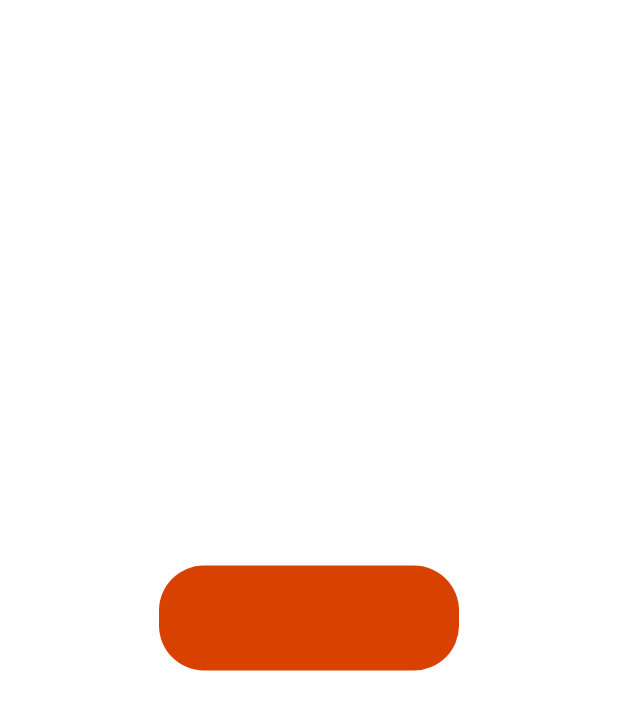
After one commit to matheusgalvao1/btvcred, a Flutter app: the Type screen opened directly, on a phone screen of 412 x 824 dp. The commit adds this screen. Shown: the top 710 px of the screen. Run offline on Flutter 3.47's test engine with Material 2 defaults, Android fonts, the phone set to English and light mode, and no system bars; our stand-ins replace firebase_remote_config, flushbar, google_fonts; missing offline and left inert: bloc_pattern, flare_splash_screen, one_context; accounts and stored records are empty.

Commit message:
:construction: Styles and Themes

```diff
--- a/lib/components/button.dart
+++ b/lib/components/button.dart
@@ -14,11 +14,11 @@ class MyButton extends StatelessWidget {
     return InkWell(
       onTap: () => onTap,
       child: Container(
-        constraints: BoxConstraints(minHeight: 30),
-        width: 50,
+        height: 70,
+        width: 200,
         decoration: BoxDecoration(
-          borderRadius: BorderRadius.circular(15),
-          color: Colors.blue,
+          borderRadius: BorderRadius.circular(30),
+          color: Theme.of(context).colorScheme.primary,
         ),
       ),
     );
--- /dev/null
+++ b/lib/utility/CustomTheme.dart
@@ -0,0 +1,133 @@
+import 'package:flutter/material.dart';
+import 'package:google_fonts/google_fonts.dart';
+
+import 'Style.dart';
+
+// ignore: avoid_classes_with_only_static_members
+class CustomTheme {
+  // DARK
+  static ThemeData dark = ThemeData(
+    accentColor: Colored.black,
+    appBarTheme: const AppBarTheme(
+      brightness: Brightness.dark,
+      color: Colored.black,
+      iconTheme: IconThemeData(
+        color: Colored.grayDark,
+      ),
+    ),
+    // bottomSheetTheme: BottomSheetThemeData(
+    //   backgroundColor: Colors.black.withOpacity(0),
+    // ),
+    brightness: Brightness.dark,
+    buttonColor: Colored.greenLight,
+    colorScheme: _ColorScheme.dark,
+    cursorColor: Colored.group01Medium,
+    disabledColor: Colored.white,
+    indicatorColor: Colored.greenDark,
+    pageTransitionsTheme: const PageTransitionsTheme(
+      builders: <TargetPlatform, PageTransitionsBuilder>{
+        TargetPlatform.android: CupertinoPageTransitionsBuilder(),
+        TargetPlatform.iOS: CupertinoPageTransitionsBuilder(),
+      },
+    ),
+    primaryColor: Colored.grayLight,
+    primaryColorDark: Colored.white,
+    primaryColorLight: Colored.white,
+    scaffoldBackgroundColor: Colored.group02Dark, // COR DO FUNDO
+    splashColor: Colors.transparent,
+    textSelectionColor: Colored.backGroundLight.withOpacity(0.2),
+    textSelectionHandleColor: Colored.group01Medium,
+    textTheme: GoogleFonts.firaCodeTextTheme(
+      const TextTheme(
+        headline1: Styled.headline1Dark,
+        headline2: Styled.headline2Dark,
+        headline3: Styled.headline3Dark,
+        headline4: Styled.headline4Dark,
+        headline5: Styled.headline5Dark,
+        headline6: Styled.headline6Dark,
+        subtitle1: Styled.subtitle1Dark,
+        subtitle2: Styled.subtitle2Dark,
+        bodyText1: Styled.bodyText1Dark,
+        bodyText2: Styled.bodyText2Dark,
+        button: Styled.buttonDark,
+        caption: Styled.captionDark,
+      ),
+    ),
+  );
+
+  // LIGHT
+  static ThemeData light = ThemeData(
+    accentColor: Colored.white,
+    appBarTheme: const AppBarTheme(
+      brightness: Brightness.light,
+      color: Colored.black,
+      iconTheme: IconThemeData(
+        color: Colored.grayDark,
+      ),
+    ),
+    bottomSheetTheme: BottomSheetThemeData(
+      backgroundColor: Colors.black.withOpacity(0),
+    ),
+    brightness: Brightness.light,
+    buttonColor: Colored.greenDark,
+    colorScheme: _ColorScheme.light,
+    cursorColor: Colored.group01Medium,
+    disabledColor: Colored.black,
+    indicatorColor: Colored.greenLight,
+    pageTransitionsTheme: const PageTransitionsTheme(
+      builders: <TargetPlatform, PageTransitionsBuilder>{
+        TargetPlatform.android: CupertinoPageTransitionsBuilder(),
+        TargetPlatform.iOS: CupertinoPageTransitionsBuilder(),
+      },
+    ),
+    primaryColor: Colored.grayMedium,
+    primaryColorDark: Colored.grayDark,
+    primaryColorLight: Colored.grayLight,
+    scaffoldBackgroundColor: Colored.backGroundLight,
+    splashColor: Colors.transparent,
+    textSelectionColor: Colored.backGroundLight,
+    textSelectionHandleColor: Colored.group01Medium,
+    textTheme: GoogleFonts.firaCodeTextTheme(
+      const TextTheme(
+        headline1: Styled.headline1Light,
+        headline2: Styled.headline2Light,
+        headline3: Styled.headline3Light,
+        headline4: Styled.headline4Light,
+        headline5: Styled.headline5Light,
+        headline6: Styled.headline6Light,
+        subtitle1: Styled.subtitle1Light,
+        subtitle2: Styled.subtitle2Light,
+        bodyText1: Styled.bodyText1Light,
+        bodyText2: Styled.bodyText2Light,
+        button: Styled.buttonLight,
+        caption: Styled.captionLight,
+      ),
+    ),
+  );
+}
+
+// ignore: avoid_classes_with_only_static_members
+class _ColorScheme {
+  static ColorScheme get dark => _colorScheme(Brightness.dark);
+  static ColorScheme get light => _colorScheme(Brightness.light);
+
+  static ColorScheme _colorScheme(Brightness brightness) => ColorScheme(
+        brightness: brightness,
+        // GROUP01
+        primary: Colored.group01Light,
+        primaryVariant: Colored.group01Medium,
+        onPrimary: Colored.group01Dark,
+        // GROUP02
+        secondary: Colored.group02Light,
+        secondaryVariant: Colored.group02Medium,
+        onSecondary: Colored.group02Dark,
+        // GROUP03
+        background: Colored.group03Light,
+        error: Colored.group03Medium,
+        onBackground: Colored.group03Dark,
+        // GROUP04
+        onError: Colored.group04Light,
+        onSurface: Colored.group04Medium,
+        surface: Colored.group04Dark,
+      );
+}
--- /dev/null
+++ b/lib/utility/Style.dart
@@ -0,0 +1,180 @@
+import 'package:flutter/material.dart';
+
+class Colored {
+  static const Color
+      // GROUP01 - NULL
+      group01Light = Color(0xFFD94100),
+      group01Medium = Color(0xFF000000),
+      group01Dark = Color(0xFF000000),
+      // GROUP02 - BLUE
+      group02Light = Color(0xFF21BCFE),
+      group02Medium = Color(0xFF00308F),
+      group02Dark = Color(0xFF001A4F),
+      // GROUP03 - NULL
+      group03Light = Color(0xFF000000),
+      group03Medium = Color(0xFF000000),
+      group03Dark = Color(0xFF000000),
+      // GROUP04 - NULL
+      group04Light = Color(0xFF000000),
+      group04Medium = Color(0xFF000000),
+      group04Dark = Color(0xFF000000),
+      // GRAY
+      grayLight = Color(0xFF000000),
+      grayMedium = Color(0xFF000000),
+      grayDark = Color(0xFF000000),
+      // GREEN
+      greenLight = Color(0xFF000000),
+      greenDark = Color(0xFF000000),
+      // PRIMARY
+      black = Color(0xFF000000),
+      backGroundLight = Color(0xFFFFFFFF),
+      backGroundDark = Color(0xFF000000),
+      white = Color(0xFFFFFFFF);
+}
+
+class Decorated {
+  static const LinearGradient
+      //
+      group01Gradient = LinearGradient(
+        begin: Alignment.topCenter,
+        colors: <Color>[
+          Colored.group01Medium,
+          Colored.group01Dark,
+        ],
+        end: Alignment.bottomCenter,
+      ),
+      group02Gradient = LinearGradient(
+        begin: Alignment.centerLeft,
+        colors: <Color>[
+          Colored.group02Light,
+          Colored.group02Medium,
+        ],
+        end: Alignment.centerRight,
+      );
+}
+
+class Styled {
+  static const TextStyle
+      // DARK
+      subtitle1Dark = TextStyle(
+        fontWeight: FontWeight.w400,
+        color: Colored.grayDark,
+        fontSize: 20,
+      ),
+      subtitle2Dark = TextStyle(
+        fontWeight: FontWeight.w400,
+        color: Colored.grayDark,
+        fontSize: 18,
+      ),
+      bodyText1Dark = TextStyle(
+        fontWeight: FontWeight.w400,
+        color: Colored.grayDark,
+        fontSize: 16,
+      ),
+      bodyText2Dark = TextStyle(
+        fontWeight: FontWeight.w400,
+        color: Colored.grayDark,
+        fontSize: 14,
+      ),
+      buttonDark = TextStyle(
+        fontWeight: FontWeight.w400,
+        color: Colored.grayDark,
+        fontSize: 12,
+      ),
+      captionDark = TextStyle(
+        fontWeight: FontWeight.w400,
+        color: Colored.grayDark,
+        fontSize: 10,
+      ),
+      headline1Dark = TextStyle(
+        fontWeight: FontWeight.w400,
+        color: Colored.white,
+        fontSize: 20,
+      ),
+      headline2Dark = TextStyle(
+        fontWeight: FontWeight.w400,
+        color: Colored.white,
+        fontSize: 18,
+      ),
+      headline3Dark = TextStyle(
+        fontWeight: FontWeight.w400,
+        color: Colored.white,
+        fontSize: 16,
+      ),
+      headline4Dark = TextStyle(
+        fontWeight: FontWeight.w400,
+        color: Colored.white,
+        fontSize: 14,
+      ),
+      headline5Dark = TextStyle(
+        fontWeight: FontWeight.w400,
+        color: Colored.white,
+        fontSize: 12,
+      ),
+      headline6Dark = TextStyle(
+        fontWeight: FontWeight.w400,
+        color: Colored.white,
+        fontSize: 10,
+      ),
+      // LIGHT
+      subtitle1Light = TextStyle(
+        fontWeight: FontWeight.w400,
+        color: Colored.white,
+        fontSize: 20,
+      ),
+      subtitle2Light = TextStyle(
+        fontWeight: FontWeight.w400,
+        color: Colored.white,
+        fontSize: 18,
+      ),
+      bodyText1Light = TextStyle(
+        fontWeight: FontWeight.w400,
+        color: Colored.white,
+        fontSize: 16,
+      ),
+      bodyText2Light = TextStyle(
+        fontWeight: FontWeight.w400,
+        color: Colored.white,
+        fontSize: 14,
+      ),
+      buttonLight = TextStyle(
+        fontWeight: FontWeight.w400,
+        color: Colored.white,
+        fontSize: 12,
+      ),
+      captionLight = TextStyle(
+        fontWeight: FontWeight.w400,
+        color: Colored.white,
+        fontSize: 10,
+      ),
+      headline1Light = TextStyle(
+        fontWeight: FontWeight.w400,
+        color: Colored.grayDark,
+        fontSize: 20,
+      ),
+      headline2Light = TextStyle(
+        fontWeight: FontWeight.w400,
+        color: Colored.grayDark,
+        fontSize: 18,
+      ),
+      headline3Light = TextStyle(
+        fontWeight: FontWeight.w400,
+        color: Colored.grayDark,
+        fontSize: 16,
+      ),
+      headline4Light = TextStyle(
+        fontWeight: FontWeight.w400,
+        color: Colored.grayDark,
+        fontSize: 14,
+      ),
+      headline5Light = TextStyle(
+        fontWeight: FontWeight.w400,
+        color: Colored.grayDark,
+        fontSize: 12,
+      ),
+      headline6Light = TextStyle(
+        fontWeight: FontWeight.w400,
+        color: Colored.grayDark,
+        fontSize: 10,
+      );
+}
--- /dev/null
+++ b/lib/view/home/Type.dart
@@ -0,0 +1,16 @@
+part of 'main.dart';
+
+class Type extends StatelessWidget {
+  @override
+  Widget build(BuildContext context) {
+    return Scaffold(
+      body: Container(
+        height: MediaQuery.of(context).size.height,
+        width: MediaQuery.of(context).size.width,
+        child: Center(
+          child: MyButton(),
+        ),
+      ),
+    );
+  }
+}
--- a/pubspec.yaml
+++ b/pubspec.yaml
@@ -18,6 +18,7 @@ dependencies:
   flare_splash_screen: ^3.0.1
   flushbar: ^1.10.4
   flutter_svg: ^0.21.0+1
+  google_fonts: ^1.1.0
   one_context: ^1.1.0
   page_transition: ^1.1.7+6
   path_provider: ^2.0.1
```
Also changed, not shown: lib/main.dart (+4 -4 lines), lib/utility/Locale.dart (added, +62 -0 lines), lib/utility/SystemUI.dart (added, +46 -0 lines), lib/view/home/main.dart (+6 -1 lines), pubspec.lock.
